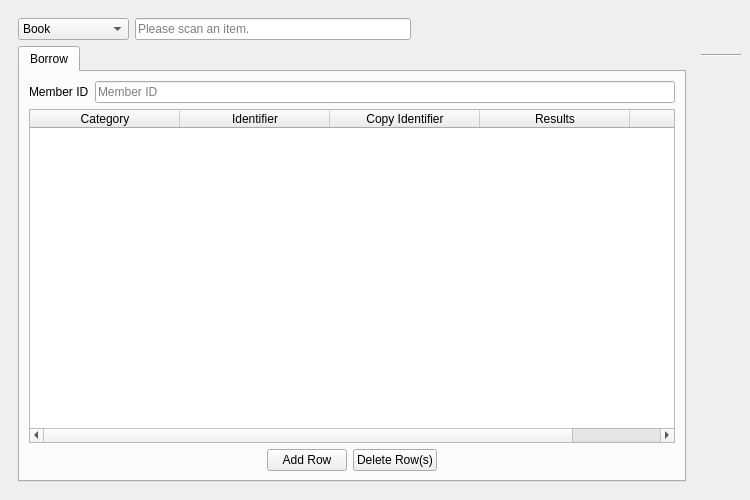
Qt form UI/biblioteq_batch_activities_browser.ui (textbrowser/biblioteq) before a commit.
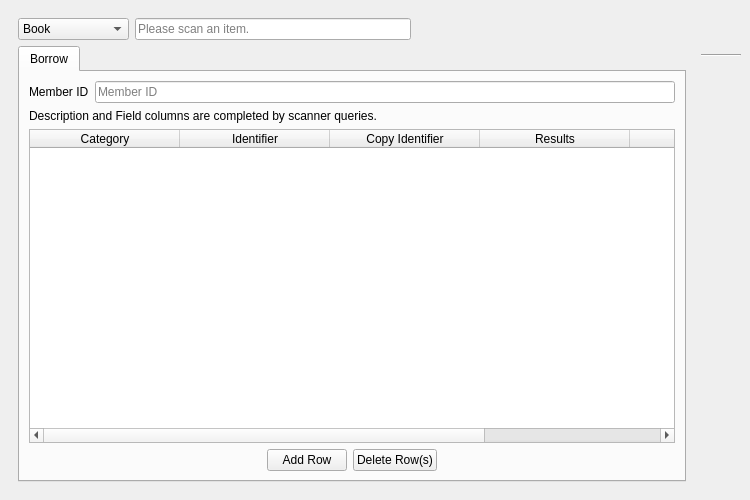
The same form after that commit. Icons and pictures are not drawn.

Commit message: New field. New label.

Diff of the .ui file:
```diff
--- a/UI/biblioteq_batch_activities_browser.ui
+++ b/UI/biblioteq_batch_activities_browser.ui
@@ -119,6 +119,13 @@
              </item>
             </layout>
            </item>
+           <item>
+            <widget class="QLabel" name="label_2">
+             <property name="text">
+              <string>Description and Field columns are completed by scanner queries.</string>
+             </property>
+            </widget>
+           </item>
            <item>
             <widget class="QTableWidget" name="borrow_table">
              <property name="editTriggers">
@@ -179,6 +186,11 @@
                <string>Description</string>
               </property>
              </column>
+             <column>
+              <property name="text">
+               <string>Field</string>
+              </property>
+             </column>
             </widget>
            </item>
            <item>
```
The commit also changes 2 other files.
